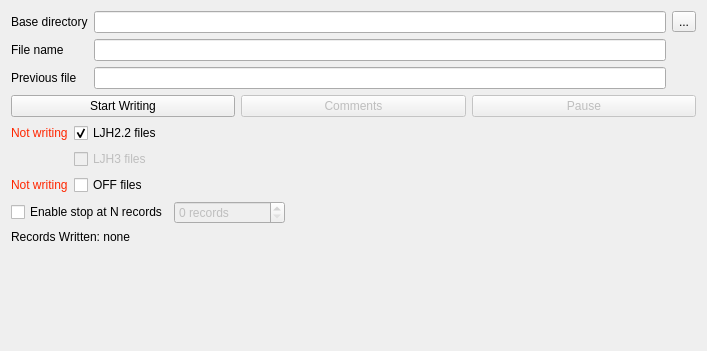
Old version of the form dastardcommander/ui/writing.ui in the repository usnistgov/dastardcommander.
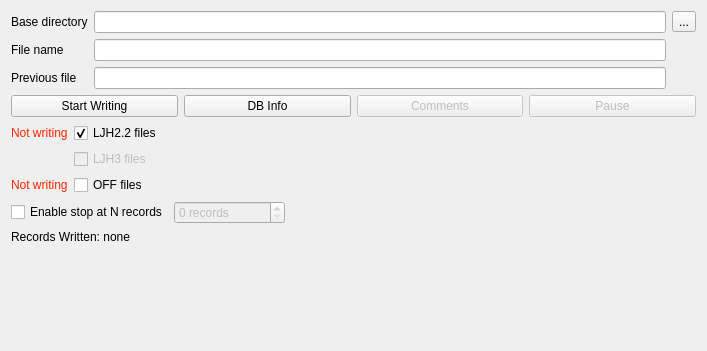
New version of the form.

Commit message: Add dialog box to learn dataruns DB info

What changed in the file:
```diff
--- a/dastardcommander/ui/writing.ui
+++ b/dastardcommander/ui/writing.ui
@@ -81,6 +81,13 @@
        </property>
       </widget>
      </item>
+     <item>
+      <widget class="QPushButton" name="dbInfoButton">
+       <property name="text">
+        <string>DB Info</string>
+       </property>
+      </widget>
+     </item>
      <item>
       <widget class="QPushButton" name="writingCommentsButton">
        <property name="enabled">
```
The commit also changes 2 other files.
